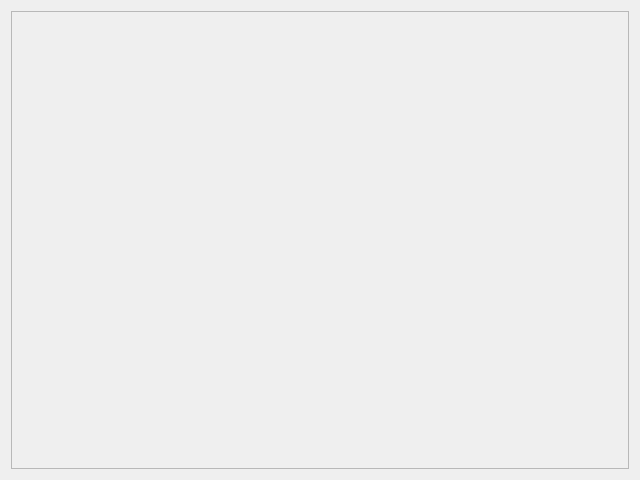
Above: tab.ui from jindojojin/vhredline before the change. Below: the same form after it.
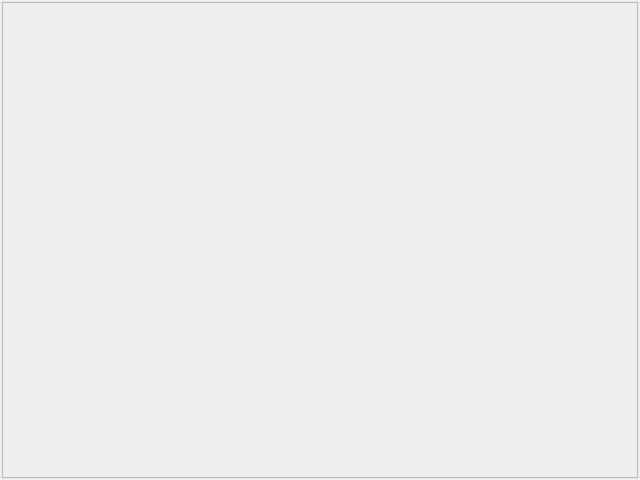
That is the form after the change.

Patch:
```diff
--- a/tab.ui
+++ b/tab.ui
@@ -14,6 +14,9 @@
    <string>Form</string>
   </property>
   <layout class="QGridLayout" name="gridLayout">
+   <property name="margin">
+    <number>2</number>
+   </property>
    <item row="0" column="0">
     <widget class="QScrollArea" name="scrollArea">
      <property name="widgetResizable">
@@ -24,8 +27,8 @@
        <rect>
         <x>0</x>
         <y>0</y>
-        <width>614</width>
-        <height>454</height>
+        <width>632</width>
+        <height>472</height>
        </rect>
       </property>
       <layout class="QGridLayout" name="gridLayout_3">
```
Left out of the diff: 5 changed lines with no effect on the pictures.
